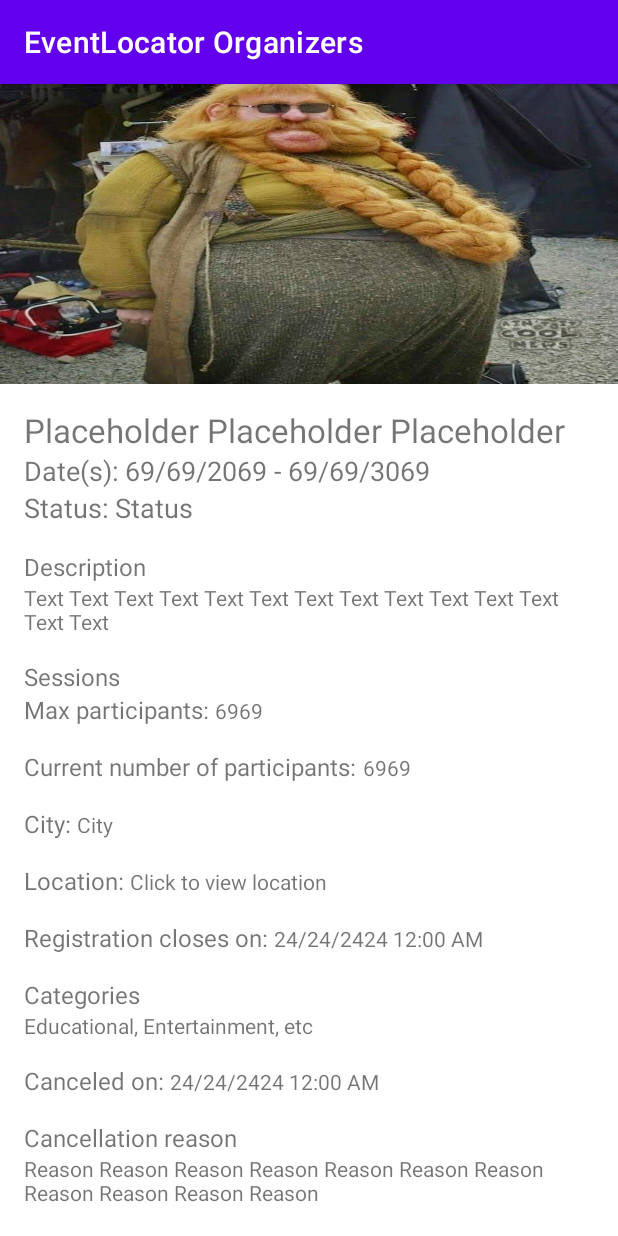
After one commit to Ahmad-Alawneh99/EventLocator_Organizers, an Android app: the ViewEventActivity screen opened directly, with no data from a screen before it, on a phone screen of 412 x 824 dp. The commit adds this screen. Run offline under Robolectric (Android 15) with nearby library versions, the phone set to English and light mode, and no system bars.

Commit message:
created part of ViewEventActivity.kt

```diff
--- /dev/null
+++ b/app/src/main/java/com/eventlocator/eventlocatororganizers/ui/ViewEventActivity.kt
@@ -0,0 +1,14 @@
+package com.eventlocator.eventlocatororganizers.ui
+
+import androidx.appcompat.app.AppCompatActivity
+import android.os.Bundle
+import com.eventlocator.eventlocatororganizers.databinding.ActivityViewEventBinding
+
+class ViewEventActivity : AppCompatActivity() {
+    lateinit var binding: ActivityViewEventBinding
+    override fun onCreate(savedInstanceState: Bundle?) {
+        super.onCreate(savedInstanceState)
+        binding = ActivityViewEventBinding.inflate(layoutInflater)
+        setContentView(binding.root)
+    }
+}
--- a/app/src/main/res/layout/activity_login.xml
+++ b/app/src/main/res/layout/activity_login.xml
@@ -12,7 +12,7 @@
         android:layout_height="wrap_content"
         android:layout_marginTop="64dp"
         android:text="@string/login"
-        android:textSize="28sp"
+        android:textSize="@dimen/title_text_size"
         app:layout_constraintEnd_toEndOf="parent"
         app:layout_constraintStart_toStartOf="parent"
         app:layout_constraintTop_toTopOf="parent" />
--- /dev/null
+++ b/app/src/main/res/layout/activity_view_event.xml
@@ -0,0 +1,243 @@
+<?xml version="1.0" encoding="utf-8"?>
+<LinearLayout xmlns:android="http://schemas.android.com/apk/res/android"
+    xmlns:app="http://schemas.android.com/apk/res-auto"
+    xmlns:tools="http://schemas.android.com/tools"
+    android:layout_width="match_parent"
+    android:layout_height="match_parent"
+    tools:context=".ui.ViewEventActivity"
+    android:orientation="vertical"
+    android:weightSum="100">
+
+    <ImageView
+        android:id="@+id/ivEventImage"
+        android:layout_width="match_parent"
+        android:layout_height="200dp"
+        android:layout_gravity="center"
+        android:adjustViewBounds="true"
+        android:scaleType="fitXY"
+        android:layout_marginBottom="16dp"
+        android:src="@drawable/bomber"/>
+
+    <TextView
+        android:id="@+id/tvEventName"
+        android:layout_width="wrap_content"
+        android:layout_height="wrap_content"
+        android:textSize="22sp"
+        android:layout_marginStart="@dimen/et_start_end_margin"
+        android:layout_marginEnd="@dimen/et_start_end_margin"
+        android:text="Placeholder Placeholder Placeholder"/>
+
+    <LinearLayout
+        android:layout_width="match_parent"
+        android:layout_height="wrap_content"
+        android:orientation="horizontal"
+        android:layout_marginStart="@dimen/et_start_end_margin"
+        android:layout_marginEnd="@dimen/et_start_end_margin">
+        <TextView
+            android:layout_width="wrap_content"
+            android:layout_height="wrap_content"
+            android:text="@string/date_s2"
+            android:layout_marginEnd="4dp"
+            android:textSize="@dimen/larger_label"/>
+
+        <TextView
+            android:id="@+id/tvEventDate"
+            android:layout_width="wrap_content"
+            android:layout_height="wrap_content"
+            android:text="69/69/2069 - 69/69/3069"
+            android:textSize="@dimen/larger_label"/>
+    </LinearLayout>
+    <LinearLayout
+        android:layout_width="match_parent"
+        android:layout_height="wrap_content"
+        android:orientation="horizontal"
+        android:layout_marginStart="@dimen/et_start_end_margin"
+        android:layout_marginEnd="@dimen/et_start_end_margin"
+        android:layout_marginBottom="16dp">
+        <TextView
+            android:layout_width="wrap_content"
+            android:layout_height="wrap_content"
+            android:text="@string/status"
+            android:layout_marginEnd="4dp"
+            android:textSize="@dimen/larger_label"/>
+
+        <TextView
+            android:id="@+id/tvEventStatus"
+            android:layout_width="wrap_content"
+            android:layout_height="wrap_content"
+            android:text="Status"
+            android:textSize="@dimen/larger_label"/>
+    </LinearLayout>
+    <ScrollView
+        android:layout_width="match_parent"
+        android:layout_height="wrap_content">
+        <LinearLayout
+            android:layout_width="match_parent"
+            android:layout_height="wrap_content"
+            android:layout_marginStart="@dimen/et_start_end_margin"
+            android:layout_marginEnd="@dimen/et_start_end_margin"
+            android:orientation="vertical">
+            <TextView
+                android:layout_width="wrap_content"
+                android:layout_height="wrap_content"
+                android:textSize="@dimen/large_label"
+                android:text="@string/description"/>
+            <TextView
+                android:id="@+id/tvDescription"
+                android:layout_width="wrap_content"
+                android:layout_height="wrap_content"
+                android:text="Text Text Text Text Text Text Text Text Text Text Text Text Text Text"
+                android:layout_marginBottom="16dp"/>
+
+            <TextView
+                android:layout_width="wrap_content"
+                android:layout_height="wrap_content"
+                android:textSize="@dimen/large_label"
+                android:text="@string/sessions"/>
+            <!--TODO: add a recyclerview for sessions (or a list view that could work too) -->
+
+            <LinearLayout
+                android:layout_width="match_parent"
+                android:layout_height="wrap_content"
+                android:orientation="horizontal"
+                android:layout_marginBottom="16dp">
+                <TextView
+                    android:layout_width="wrap_content"
+                    android:layout_height="wrap_content"
+                    android:text="@string/max_participants"
+                    android:layout_marginEnd="4dp"
+                    android:textSize="@dimen/large_label"/>
+
+                <TextView
+                    android:id="@+id/tvMaxNumOfParticipants"
+                    android:layout_width="wrap_content"
+                    android:layout_height="wrap_content"
+                    android:text="6969" />
+            </LinearLayout>
+
+            <LinearLayout
+                android:layout_width="match_parent"
+                android:layout_height="wrap_content"
+                android:orientation="horizontal"
+                android:layout_marginBottom="16dp">
+                <TextView
+                    android:layout_width="wrap_content"
+                    android:layout_height="wrap_content"
+                    android:text="@string/current_number_of_participants"
+                    android:layout_marginEnd="4dp"
+                    android:textSize="@dimen/large_label"/>
+
+                <TextView
+                    android:id="@+id/tvNumOfParticipants"
+                    android:layout_width="wrap_content"
+                    android:layout_height="wrap_content"
+                    android:text="6969" />
+            </LinearLayout>
+
+            <LinearLayout
+                android:layout_width="match_parent"
+                android:layout_height="wrap_content"
+                android:orientation="horizontal"
+                android:layout_marginBottom="16dp">
+                <TextView
+                    android:layout_width="wrap_content"
+                    android:layout_height="wrap_content"
+                    android:text="@string/city2"
+                    android:layout_marginEnd="4dp"
+                    android:textSize="@dimen/large_label"/>
+
+                <TextView
+                    android:id="@+id/tvCity"
+                    android:layout_width="wrap_content"
+                    android:layout_height="wrap_content"
+                    android:text="City" />
+            </LinearLayout>
+
+            <LinearLayout
+                android:layout_width="match_parent"
+                android:layout_height="wrap_content"
+                android:orientation="horizontal"
+                android:layout_marginBottom="16dp">
+                <TextView
+                    android:layout_width="wrap_content"
+                    android:layout_height="wrap_content"
+                    android:text="@string/location2"
+                    android:layout_marginEnd="4dp"
+                    android:textSize="@dimen/large_label"/>
+
+                <TextView
+                    android:id="@+id/tvLocation"
+                    android:layout_width="wrap_content"
+                    android:layout_height="wrap_content"
+                    android:text="@string/click_to_view_location"/>
+            </LinearLayout>
+
+            <LinearLayout
+                android:layout_width="match_parent"
+                android:layout_height="wrap_content"
+                android:orientation="horizontal"
+                android:layout_marginBottom="16dp">
+                <TextView
+                    android:layout_width="wrap_content"
+                    android:layout_height="wrap_content"
+                    android:text="@string/registration_closes_on"
+                    android:layout_marginEnd="4dp"
+                    android:textSize="@dimen/large_label"/>
+
+                <TextView
+                    android:id="@+id/tvRegistrationCloseDateTime"
+                    android:layout_width="wrap_content"
+                    android:layout_height="wrap_content"
+                    android:text="24/24/2424 12:00 AM"/>
+            </LinearLayout>
+
+            <TextView
+                android:layout_width="wrap_content"
+                android:layout_height="wrap_content"
+                android:textSize="@dimen/large_label"
+                android:text="@string/categories"/>
+            <TextView
+                android:id="@+id/tvCategories"
+                android:layout_width="wrap_content"
+                android:layout_height="wrap_content"
+                android:text="Educational, Entertainment, etc"
+                android:layout_marginBottom="16dp"/>
+
+            <LinearLayout
+                android:layout_width="match_parent"
+                android:layout_height="wrap_content"
+                android:orientation="horizontal"
+                android:layout_marginBottom="16dp">
+                <TextView
+                    android:layout_width="wrap_content"
+                    android:layout_height="wrap_content"
+                    android:text="@string/canceled_on"
+                    android:layout_marginEnd="4dp"
+                    android:textSize="@dimen/large_label"/>
+
+                <TextView
+                    android:id="@+id/tvCancellationDateTime"
+                    android:layout_width="wrap_content"
+                    android:layout_height="wrap_content"
+                    android:text="24/24/2424 12:00 AM"/>
+            </LinearLayout>
+
+            <TextView
+                android:layout_width="wrap_content"
+                android:layout_height="wrap_content"
+                android:textSize="@dimen/large_label"
+                android:text="@string/cancellation_reason"/>
+            <TextView
+                android:id="@+id/tvCancellationReason"
+                android:layout_width="wrap_content"
+                android:layout_height="wrap_content"
+                android:text="Reason Reason Reason Reason Reason Reason Reason Reason Reason Reason Reason "
+                android:layout_marginBottom="16dp"/>
+
+
+
+
+        </LinearLayout>
+    </ScrollView>
+
+</LinearLayout>
--- /dev/null
+++ b/app/src/main/res/values/dimens.xml
@@ -0,0 +1,4 @@
+<?xml version="1.0" encoding="utf-8"?>
+<resources>
+    <dimen name="title_text_size">28sp</dimen>
+</resources>
--- a/app/src/main/res/values/strings.xml
+++ b/app/src/main/res/values/strings.xml
@@ -113,4 +113,16 @@
     <string name="check_in_time_limit_error">Check-in time must be at most 3 hours before the start of the session</string>
     <string name="end_time_before_start_time_error">End time must occur after start time</string>
     <string name="check_in_time_before_start_time_error">Check-in time must be before the start time</string>
+    <string name="date_s2">Date(s):</string>
+    <string name="status">Status:</string>
+    <string name="description">Description</string>
+    <string name="max_participants">Max participants:</string>
+    <string name="current_number_of_participants">Current number of participants:</string>
+    <string name="city2">City:</string>
+    <string name="location2">Location:</string>
+    <string name="click_to_view_location">Click to view location</string>
+    <string name="registration_closes_on">Registration closes on:</string>
+    <string name="categories">Categories</string>
+    <string name="canceled_on">Canceled on:</string>
+    <string name="cancellation_reason">Cancellation reason</string>
 </resources>
```
Also changed, not shown: app/src/main/AndroidManifest.xml (+20 -34 lines).
